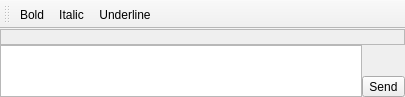
Old version of the form Quazaa/UI/widgetchatinput.ui in the repository c3c/quazaa.
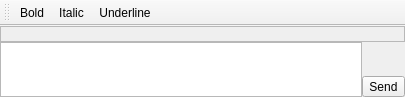
New version of the form. Icons and pictures are not drawn. Custom widgets are drawn as their Qt base class.

Commit message: Fixed initialization of toolButtonPickColor. Other tweaks to WidgetChatInput.

```diff
--- a/Quazaa/UI/widgetchatinput.ui
+++ b/Quazaa/UI/widgetchatinput.ui
@@ -132,6 +132,18 @@
    </layout>
   </widget>
   <widget class="QToolBar" name="toolBarTextTools">
+   <property name="minimumSize">
+    <size>
+     <width>0</width>
+     <height>26</height>
+    </size>
+   </property>
+   <property name="maximumSize">
+    <size>
+     <width>16777215</width>
+     <height>24</height>
+    </size>
+   </property>
    <property name="contextMenuPolicy">
     <enum>Qt::PreventContextMenu</enum>
    </property>
```
The commit also changes 1 other file.
